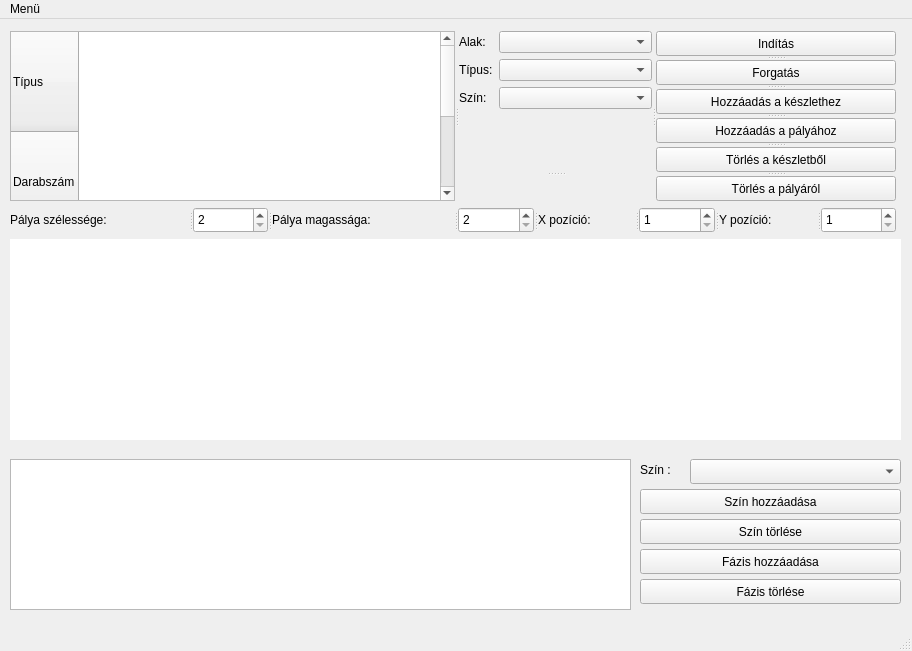
Qt form mainwindow.ui (bogyo0504/beadando_2) before a commit.
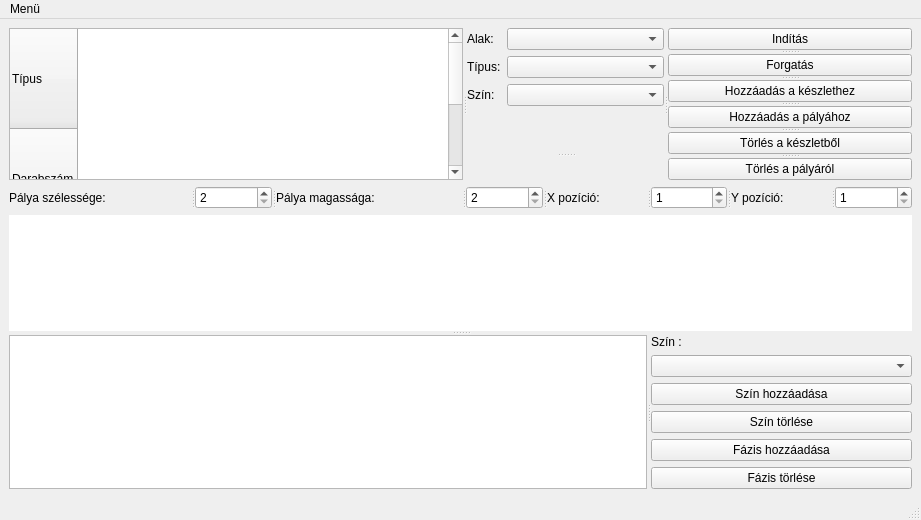
The same form after that commit.

Commit message:
Refactor validation and integrate progress dialog for builds
Replaced boolean validation results with an enum for better clarity and expanded `PipeLineBuilder` to support validation return values. Incorporated a progress dialog in the `MainWindow` for user feedback during pipeline construction, while ensuring thread safety with `solverIsRunning` checks.

What changed in the file:
```diff
--- a/mainwindow.ui
+++ b/mainwindow.ui
@@ -6,23 +6,17 @@
    <rect>
     <x>0</x>
     <y>0</y>
-    <width>912</width>
-    <height>651</height>
+    <width>921</width>
+    <height>520</height>
    </rect>
   </property>
   <property name="windowTitle">
    <string>MainWindow</string>
   </property>
   <widget class="QWidget" name="centralwidget">
+   <layout class="QVBoxLayout" name="verticalLayout_2">
+    <item>
    <widget class="QSplitter" name="splitter_6">
-    <property name="geometry">
-     <rect>
-      <x>10</x>
-      <y>12</y>
-      <width>886</width>
-      <height>170</height>
-     </rect>
-    </property>
     <property name="orientation">
      <enum>Qt::Horizontal</enum>
     </property>
@@ -150,15 +144,9 @@
      </widget>
     </widget>
    </widget>
+    </item>
+    <item>
    <widget class="QSplitter" name="splitter">
-    <property name="geometry">
-     <rect>
-      <x>10</x>
-      <y>188</y>
-      <width>886</width>
-      <height>26</height>
-     </rect>
-    </property>
     <property name="orientation">
      <enum>Qt::Horizontal</enum>
     </property>
@@ -212,14 +200,24 @@
      </property>
     </widget>
    </widget>
+    </item>
+    <item>
+     <widget class="QSplitter" name="splitter_7">
+      <property name="orientation">
+       <enum>Qt::Vertical</enum>
+      </property>
    <widget class="QTableWidget" name="pipeline">
-    <property name="geometry">
-     <rect>
-      <x>10</x>
-      <y>220</y>
-      <width>891</width>
-      <height>201</height>
-     </rect>
+       <property name="sizePolicy">
+        <sizepolicy hsizetype="Expanding" vsizetype="Expanding">
+         <horstretch>0</horstretch>
+         <verstretch>0</verstretch>
+        </sizepolicy>
+       </property>
+       <property name="minimumSize">
+        <size>
+         <width>0</width>
+         <height>110</height>
+        </size>
     </property>
     <property name="frameShape">
      <enum>QFrame::NoFrame</enum>
@@ -240,98 +238,64 @@
      <bool>false</bool>
     </attribute>
    </widget>
-   <widget class="QTableWidget" name="phasesWidget">
-    <property name="geometry">
-     <rect>
-      <x>10</x>
-      <y>440</y>
-      <width>621</width>
-      <height>151</height>
-     </rect>
-    </property>
-   </widget>
-   <widget class="QComboBox" name="chooseColor">
-    <property name="geometry">
-     <rect>
-      <x>690</x>
-      <y>440</y>
-      <width>211</width>
-      <height>25</height>
-     </rect>
-    </property>
-   </widget>
-   <widget class="QPushButton" name="deleteColor">
-    <property name="geometry">
-     <rect>
-      <x>640</x>
-      <y>500</y>
-      <width>261</width>
-      <height>25</height>
-     </rect>
-    </property>
-    <property name="text">
-     <string>Szín törlése</string>
-    </property>
-   </widget>
-   <widget class="QPushButton" name="addColor">
-    <property name="geometry">
-     <rect>
-      <x>640</x>
-      <y>470</y>
-      <width>261</width>
-      <height>25</height>
-     </rect>
-    </property>
-    <property name="text">
-     <string>Szín hozzáadása</string>
-    </property>
-   </widget>
+      <widget class="QSplitter" name="splitter_5">
+       <property name="orientation">
+        <enum>Qt::Horizontal</enum>
+       </property>
+       <widget class="QTableWidget" name="phasesWidget"/>
+       <widget class="QWidget" name="">
+        <layout class="QVBoxLayout" name="verticalLayout">
+         <item>
    <widget class="QLabel" name="label_4">
-    <property name="geometry">
-     <rect>
-      <x>640</x>
-      <y>440</y>
-      <width>51</width>
-      <height>21</height>
-     </rect>
-    </property>
     <property name="text">
      <string>Szín :</string>
     </property>
    </widget>
+         </item>
+         <item>
+          <widget class="QComboBox" name="chooseColor"/>
+         </item>
+         <item>
+          <widget class="QPushButton" name="addColor">
+           <property name="text">
+            <string>Szín hozzáadása</string>
+           </property>
+          </widget>
+         </item>
+         <item>
+          <widget class="QPushButton" name="deleteColor">
+           <property name="text">
+            <string>Szín törlése</string>
+           </property>
+          </widget>
+         </item>
+         <item>
    <widget class="QPushButton" name="addPhase">
-    <property name="geometry">
-     <rect>
-      <x>640</x>
-      <y>530</y>
-      <width>261</width>
-      <height>25</height>
-     </rect>
-    </property>
     <property name="text">
      <string>Fázis hozzáadása</string>
     </property>
    </widget>
+         </item>
+         <item>
    <widget class="QPushButton" name="deletePhase">
-    <property name="geometry">
-     <rect>
-      <x>640</x>
-      <y>560</y>
-      <width>261</width>
-      <height>25</height>
-     </rect>
-    </property>
     <property name="text">
      <string>Fázis törlése</string>
     </property>
    </widget>
+         </item>
+        </layout>
+       </widget>
+      </widget>
+     </widget>
+    </item>
+   </layout>
   </widget>
   <widget class="QMenuBar" name="menubar">
    <property name="geometry">
     <rect>
      <x>0</x>
      <y>0</y>
-     <width>912</width>
+     <width>921</width>
      <height>22</height>
     </rect>
    </property>
```
Lines whose indentation alone changed are shown as unchanged. The commit also changes 7 other files.
